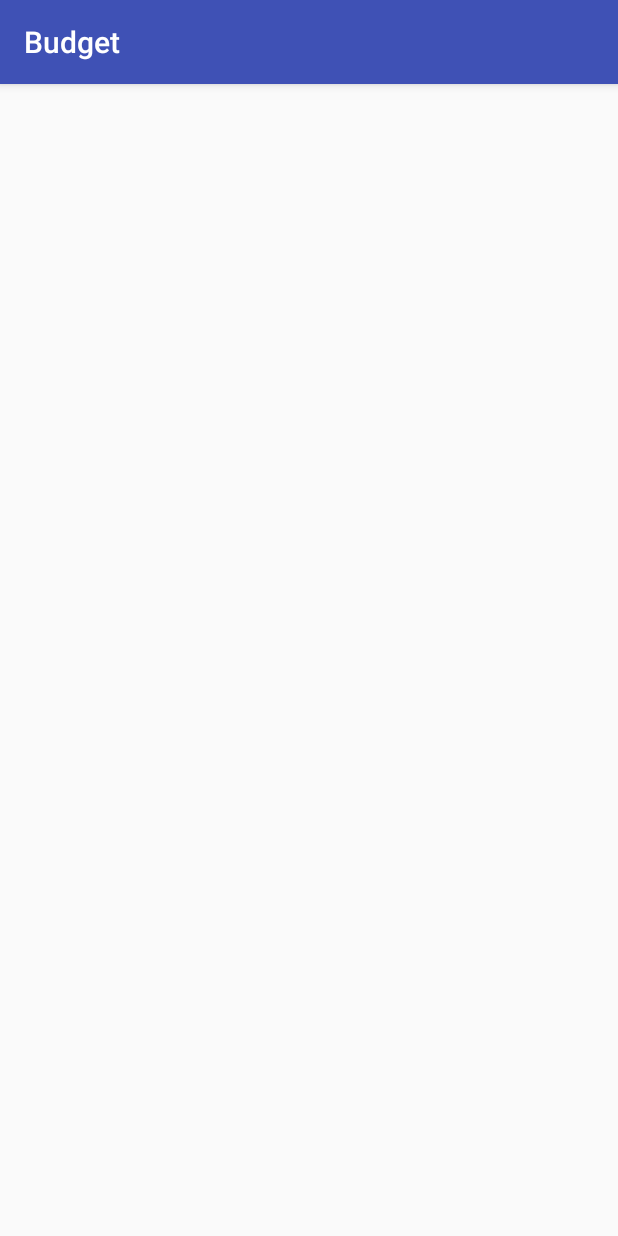
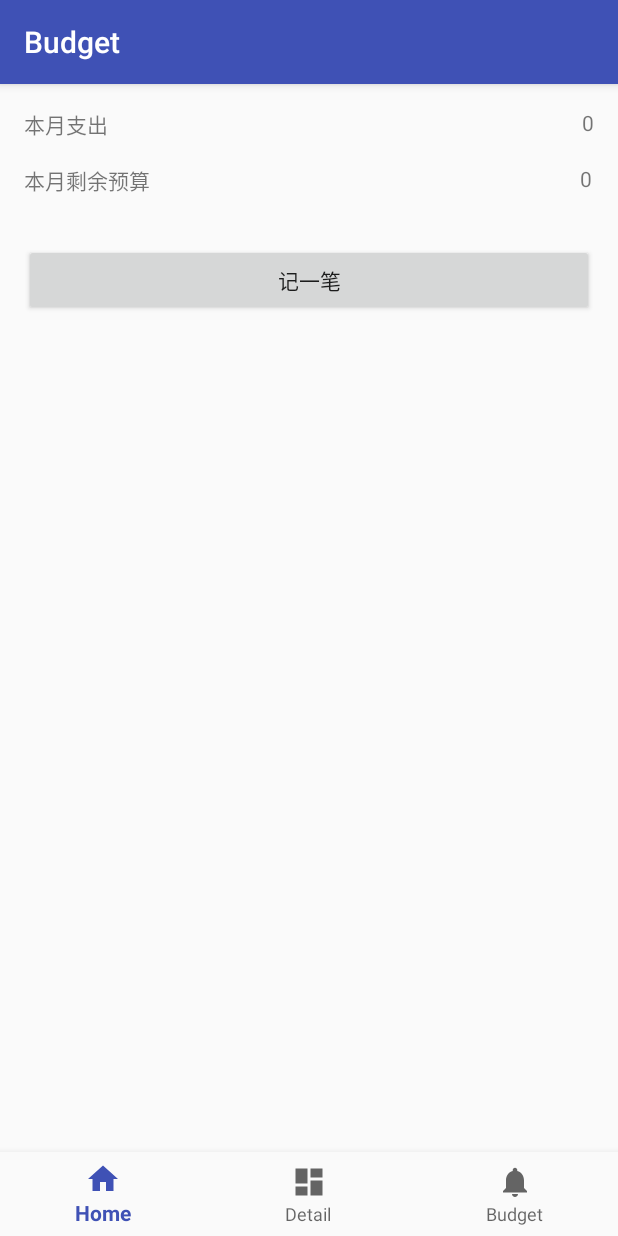
Before and after one commit to plusend/budget, an Android app: the screen it shows after launch (DetailListActivity before the commit, MainActivity after it), on a phone screen of 412 x 824 dp. Run offline under Robolectric (Android 15) with nearby library versions, the phone set to English and light mode, and no system bars.

Commit message:
add MainActivity

```diff
--- a/app/build.gradle
+++ b/app/build.gradle
@@ -10,6 +10,7 @@ android {
         versionCode 1
         versionName "1.0"
         testInstrumentationRunner "android.support.test.runner.AndroidJUnitRunner"
+        vectorDrawables.useSupportLibrary = true
     }
     buildTypes {
         release {
@@ -27,5 +28,7 @@ dependencies {
     compile 'com.android.support:appcompat-v7:25.3.1'
     compile 'com.android.support.constraint:constraint-layout:1.0.2'
     compile 'com.android.support:recyclerview-v7:25.3.1'
+    compile 'com.android.support:design:25.3.1'
+    compile 'com.android.support:support-vector-drawable:25.3.1'
     testCompile 'junit:junit:4.12'
 }
--- a/app/src/main/java/com/plusend/budget/activity/DetailActivity.java
+++ b/app/src/main/java/com/plusend/budget/activity/DetailActivity.java
@@ -2,6 +2,8 @@ package com.plusend.budget.activity;
 
 import android.os.Bundle;
 import android.support.v7.app.AppCompatActivity;
+import android.text.TextUtils;
+import android.util.Log;
 import android.view.Menu;
 import android.view.MenuInflater;
 import android.view.MenuItem;
@@ -54,11 +56,19 @@ public class DetailActivity extends AppCompatActivity {
     public boolean onOptionsItemSelected(MenuItem item) {
         switch (item.getItemId()) {
             case R.id.save:
-                saveDetail();
+                if (TextUtils.isEmpty(mDetailId)) {
+                    saveDetail(getDetail());
+                } else {
+                    updateDetail(getDetail());
+                }
+                break;
+            case R.id.delete:
+                removeDetail(getDetail());
                 break;
             default:
                 break;
         }
+        finish();
         return super.onOptionsItemSelected(item);
     }
 
@@ -68,7 +78,7 @@ public class DetailActivity extends AppCompatActivity {
         remarkET.setText(detail.remark);
     }
 
-    private void saveDetail() {
+    private Detail getDetail() {
         //TODO 判断各参数合理性
         int num = Integer.parseInt(numET.getText().toString());
 //        String nameV1 = nameV1Spin.getSelectedItem().toString();
@@ -81,6 +91,19 @@ public class DetailActivity extends AppCompatActivity {
         long date = calendar.getTimeInMillis();
         String remark = remarkET.getText().toString();
         Detail detail = mDetailId == null ? new Detail(num, nameV1 + nameV2, date, remark) : new Detail(mDetailId, num, nameV1 + nameV2, date, remark);
+        Log.d(TAG, "getDetail: " + detail);
+        return detail;
+    }
+
+    private void saveDetail(Detail detail) {
         JsonDetailUtil.getInstance(this).saveDetail(detail);
     }
+
+    private void updateDetail(Detail detail) {
+        JsonDetailUtil.getInstance(this).updateDetail(detail);
+    }
+
+    private void removeDetail(Detail detail) {
+        JsonDetailUtil.getInstance(this).removeDetail(detail);
+    }
 }
--- /dev/null
+++ b/app/src/main/java/com/plusend/budget/activity/MainActivity.java
@@ -0,0 +1,67 @@
+package com.plusend.budget.activity;
+
+import android.content.Intent;
+import android.os.Bundle;
+import android.support.annotation.NonNull;
+import android.support.design.widget.BottomNavigationView;
+import android.support.v7.app.AppCompatActivity;
+import android.view.MenuItem;
+import android.view.View;
+import android.widget.Button;
+import android.widget.TextView;
+
+import com.plusend.budget.R;
+import com.plusend.budget.app.BudgetApplication;
+import com.plusend.budget.util.BudgetUtil;
+
+public class MainActivity extends AppCompatActivity {
+    private TextView expenseTV;
+    private TextView surplusTV;
+    private Button accountBTN;
+
+    private BottomNavigationView.OnNavigationItemSelectedListener mOnNavigationItemSelectedListener
+            = new BottomNavigationView.OnNavigationItemSelectedListener() {
+
+        @Override
+        public boolean onNavigationItemSelected(@NonNull MenuItem item) {
+            switch (item.getItemId()) {
+                case R.id.navigation_home:
+                    return true;
+                case R.id.navigation_detail:
+                    startActivity(new Intent(MainActivity.this, DetailListActivity.class));
+                    return true;
+                case R.id.navigation_budget:
+                    startActivity(new Intent(MainActivity.this, BudgetActivity.class));
+                    return true;
+            }
+            return false;
+        }
+
+    };
+
+    @Override
+    protected void onCreate(Bundle savedInstanceState) {
+        super.onCreate(savedInstanceState);
+        setContentView(R.layout.activity_main);
+
+        BottomNavigationView navigation = (BottomNavigationView) findViewById(R.id.navigation);
+        navigation.setOnNavigationItemSelectedListener(mOnNavigationItemSelectedListener);
+
+        expenseTV = (TextView) findViewById(R.id.expense_num_tv);
+        surplusTV = (TextView) findViewById(R.id.surplus_num_tv);
+        accountBTN = (Button) findViewById(R.id.account_btn);
+
+        int expenseNum = BudgetUtil.getInstance().getAllDetailNum(this);
+        expenseTV.setText(String.valueOf(expenseNum));
+        int allBudgetNum = BudgetApplication.getAllBudgetNum();
+        surplusTV.setText(String.valueOf(allBudgetNum - expenseNum));
+
+        accountBTN.setOnClickListener(new View.OnClickListener() {
+            @Override
+            public void onClick(View v) {
+                startActivity(new Intent(MainActivity.this, DetailActivity.class));
+            }
+        });
+    }
+
+}
--- a/app/src/main/java/com/plusend/budget/app/BudgetApplication.java
+++ b/app/src/main/java/com/plusend/budget/app/BudgetApplication.java
@@ -121,4 +121,16 @@ public class BudgetApplication extends Application {
         Log.d(TAG, jo.toString());
         FileUtil.saveJsonToFile(jo.toString(), new File(context.getFilesDir(), Config.BUDGET_JSON_FILE_NAME));
     }
+
+    // 获取整个预算的值
+    public static int getAllBudgetNum() {
+        int result = 0;
+        for (Budget budget : mBudgetList) {
+            for (Map.Entry<String, Integer> entry : budget.mBudgetMap.entrySet()) {
+                result += entry.getValue();
+            }
+        }
+        Log.d(TAG, "getAllBudgetNum: " + result);
+        return result;
+    }
 }
--- a/app/src/main/java/com/plusend/budget/detail/JsonDetailUtil.java
+++ b/app/src/main/java/com/plusend/budget/detail/JsonDetailUtil.java
@@ -14,6 +14,7 @@ import org.json.JSONObject;
 
 import java.io.File;
 import java.util.ArrayList;
+import java.util.Iterator;
 import java.util.List;
 
 public class JsonDetailUtil implements DetailUtil {
@@ -104,9 +105,11 @@ public class JsonDetailUtil implements DetailUtil {
     public void removeDetail(Detail detail) {
         synchronized (this) {
             List<Detail> detailList = listDetail();
-            for (Detail temp : detailList) {
-                if (TextUtils.equals(temp.getId(), detail.getId())) {
-                    detailList.remove(temp);
+            Iterator<Detail> iterator = detailList.iterator();
+            while (iterator.hasNext()){
+                Detail temp = iterator.next();
+                if(TextUtils.equals(temp.getId(), detail.getId())){
+                    iterator.remove();
                 }
             }
             saveDetailList(detailList);
--- /dev/null
+++ b/app/src/main/java/com/plusend/budget/util/BudgetUtil.java
@@ -0,0 +1,40 @@
+package com.plusend.budget.util;
+
+
+import android.content.Context;
+import android.util.Log;
+
+import com.plusend.budget.detail.JsonDetailUtil;
+import com.plusend.budget.model.Detail;
+
+import java.util.List;
+
+public class BudgetUtil {
+    private static final String TAG = "BudgetUtil";
+
+    private static volatile BudgetUtil instance;
+
+    private BudgetUtil() {
+    }
+
+    public static BudgetUtil getInstance() {
+        if (instance == null) {
+            synchronized (BudgetUtil.class) {
+                if (instance == null) {
+                    instance = new BudgetUtil();
+                }
+            }
+        }
+        return instance;
+    }
+
+    public int getAllDetailNum(Context context) {
+        int result = 0;
+        List<Detail> detailList = JsonDetailUtil.getInstance(context).listDetail();
+        for (Detail detail : detailList) {
+            result += detail.num;
+        }
+        Log.d(TAG, "getAllDetailNum: " + result);
+        return result;
+    }
+}
--- /dev/null
+++ b/app/src/main/res/drawable/ic_dashboard_black_24dp.xml
@@ -0,0 +1,9 @@
+<vector xmlns:android="http://schemas.android.com/apk/res/android"
+    android:width="24dp"
+    android:height="24dp"
+    android:viewportHeight="24.0"
+    android:viewportWidth="24.0">
+    <path
+        android:fillColor="#FF000000"
+        android:pathData="M3,13h8L11,3L3,3v10zM3,21h8v-6L3,15v6zM13,21h8L21,11h-8v10zM13,3v6h8L21,3h-8z" />
+</vector>
--- /dev/null
+++ b/app/src/main/res/drawable/ic_home_black_24dp.xml
@@ -0,0 +1,9 @@
+<vector xmlns:android="http://schemas.android.com/apk/res/android"
+    android:width="24dp"
+    android:height="24dp"
+    android:viewportHeight="24.0"
+    android:viewportWidth="24.0">
+    <path
+        android:fillColor="#FF000000"
+        android:pathData="M10,20v-6h4v6h5v-8h3L12,3 2,12h3v8z" />
+</vector>
--- /dev/null
+++ b/app/src/main/res/drawable/ic_notifications_black_24dp.xml
@@ -0,0 +1,9 @@
+<vector xmlns:android="http://schemas.android.com/apk/res/android"
+    android:width="24dp"
+    android:height="24dp"
+    android:viewportHeight="24.0"
+    android:viewportWidth="24.0">
+    <path
+        android:fillColor="#FF000000"
+        android:pathData="M12,22c1.1,0 2,-0.9 2,-2h-4c0,1.1 0.89,2 2,2zM18,16v-5c0,-3.07 -1.64,-5.64 -4.5,-6.32L13.5,4c0,-0.83 -0.67,-1.5 -1.5,-1.5s-1.5,0.67 -1.5,1.5v0.68C7.63,5.36 6,7.92 6,11v5l-2,2v1h16v-1l-2,-2z" />
+</vector>
--- /dev/null
+++ b/app/src/main/res/layout/activity_main.xml
@@ -0,0 +1,74 @@
+<?xml version="1.0" encoding="utf-8"?>
+<android.support.constraint.ConstraintLayout xmlns:android="http://schemas.android.com/apk/res/android"
+    xmlns:app="http://schemas.android.com/apk/res-auto"
+    xmlns:tools="http://schemas.android.com/tools"
+    android:layout_width="match_parent"
+    android:layout_height="match_parent"
+    tools:context="com.plusend.budget.activity.MainActivity">
+
+    <Button
+        android:id="@+id/account_btn"
+        android:layout_width="0dp"
+        android:layout_height="wrap_content"
+        android:layout_marginLeft="16dp"
+        android:layout_marginRight="16dp"
+        android:layout_marginTop="32dp"
+        android:text="记一笔"
+        app:layout_constraintHorizontal_bias="0.0"
+        app:layout_constraintLeft_toLeftOf="parent"
+        app:layout_constraintRight_toRightOf="parent"
+        app:layout_constraintTop_toBottomOf="@+id/surplus_tv"
+        android:layout_marginStart="16dp"
+        android:layout_marginEnd="16dp" />
+
+    <TextView
+        android:id="@+id/expense_tv"
+        android:layout_width="wrap_content"
+        android:layout_height="wrap_content"
+        android:layout_marginLeft="16dp"
+        android:layout_marginTop="16dp"
+        android:text="本月支出"
+        app:layout_constraintLeft_toLeftOf="parent"
+        app:layout_constraintTop_toTopOf="parent"
+        android:layout_marginStart="16dp" />
+
+    <TextView
+        android:id="@+id/surplus_tv"
+        android:layout_width="wrap_content"
+        android:layout_height="wrap_content"
+        android:text="本月剩余预算"
+        app:layout_constraintLeft_toLeftOf="@+id/expense_tv"
+        android:layout_marginTop="16dp"
+        app:layout_constraintTop_toBottomOf="@+id/expense_tv" />
+
+    <TextView
+        android:id="@+id/expense_num_tv"
+        android:layout_width="wrap_content"
+        android:layout_height="wrap_content"
+        android:layout_marginRight="16dp"
+        app:layout_constraintRight_toRightOf="parent"
+        app:layout_constraintTop_toTopOf="@+id/expense_tv"
+        android:layout_marginEnd="16dp" />
+
+    <TextView
+        android:id="@+id/surplus_num_tv"
+        android:layout_width="wrap_content"
+        android:layout_height="wrap_content"
+        android:layout_marginRight="1dp"
+        app:layout_constraintRight_toRightOf="@+id/expense_num_tv"
+        app:layout_constraintTop_toTopOf="@+id/surplus_tv"
+        android:layout_marginEnd="1dp" />
+
+    <android.support.design.widget.BottomNavigationView
+        android:id="@+id/navigation"
+        android:layout_width="0dp"
+        android:layout_height="wrap_content"
+        android:background="?android:attr/windowBackground"
+        app:menu="@menu/navigation"
+        android:layout_marginRight="0dp"
+        app:layout_constraintRight_toRightOf="parent"
+        app:layout_constraintBottom_toBottomOf="parent"
+        android:layout_marginBottom="0dp"
+        android:layout_marginLeft="0dp"
+        app:layout_constraintLeft_toLeftOf="parent" />
+</android.support.constraint.ConstraintLayout>
--- a/app/src/main/res/menu/detail.xml
+++ b/app/src/main/res/menu/detail.xml
@@ -4,7 +4,16 @@
 
     <item
         android:id="@+id/save"
+        android:enabled="true"
         android:icon="@android:drawable/ic_menu_save"
         android:title="保存"
+        android:visible="true"
+        app:showAsAction="always" />
+    <item
+        android:id="@+id/delete"
+        android:enabled="true"
+        android:icon="@android:drawable/ic_menu_delete"
+        android:title="删除"
+        android:visible="true"
         app:showAsAction="always" />
 </menu>
--- /dev/null
+++ b/app/src/main/res/menu/navigation.xml
@@ -0,0 +1,19 @@
+<?xml version="1.0" encoding="utf-8"?>
+<menu xmlns:android="http://schemas.android.com/apk/res/android">
+
+    <item
+        android:id="@+id/navigation_home"
+        android:icon="@drawable/ic_home_black_24dp"
+        android:title="@string/title_home" />
+
+    <item
+        android:id="@+id/navigation_detail"
+        android:icon="@drawable/ic_dashboard_black_24dp"
+        android:title="@string/title_detail" />
+
+    <item
+        android:id="@+id/navigation_budget"
+        android:icon="@drawable/ic_notifications_black_24dp"
+        android:title="@string/title_budget" />
+
+</menu>
--- /dev/null
+++ b/app/src/main/res/values/dimens.xml
@@ -0,0 +1,5 @@
+<resources>
+    <!-- Default screen margins, per the Android Design guidelines. -->
+    <dimen name="activity_horizontal_margin">16dp</dimen>
+    <dimen name="activity_vertical_margin">16dp</dimen>
+</resources>
--- a/app/src/main/res/values/strings.xml
+++ b/app/src/main/res/values/strings.xml
@@ -1,3 +1,6 @@
 <resources>
     <string name="app_name">Budget</string>
+    <string name="title_home">Home</string>
+    <string name="title_budget">Budget</string>
+    <string name="title_detail">Detail</string>
 </resources>
```
Also changed, not shown: app/src/main/AndroidManifest.xml (+5 -5 lines).
